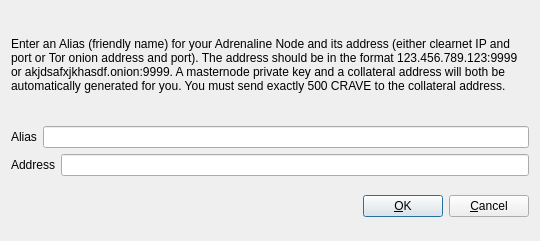
projectmemetic/pepecoin, file src/qt/forms/addeditadrenalinenode.ui: the form before one commit.
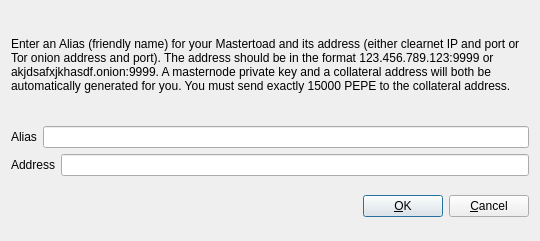
The form after the commit.

Commit message: Mastertoad branding

Patch:
```diff
--- a/src/qt/forms/addeditadrenalinenode.ui
+++ b/src/qt/forms/addeditadrenalinenode.ui
@@ -34,7 +34,7 @@
         </sizepolicy>
        </property>
        <property name="text">
-        <string>&lt;html&gt;&lt;head/&gt;&lt;body&gt;&lt;p&gt;Enter an Alias (friendly name) for your Adrenaline Node and its address (either clearnet IP and port or Tor onion address and port).  The address should be in the format 123.456.789.123:9999 or akjdsafxjkhasdf.onion:9999.  A masternode private key and a collateral address will both be automatically generated for you.  You must send exactly 500 CRAVE to the collateral address.&lt;/p&gt;&lt;/body&gt;&lt;/html&gt;</string>
+        <string>&lt;html&gt;&lt;head/&gt;&lt;body&gt;&lt;p&gt;Enter an Alias (friendly name) for your Mastertoad and its address (either clearnet IP and port or Tor onion address and port).  The address should be in the format 123.456.789.123:9999 or akjdsafxjkhasdf.onion:9999.  A masternode private key and a collateral address will both be automatically generated for you.  You must send exactly 15000 PEPE to the collateral address.&lt;/p&gt;&lt;/body&gt;&lt;/html&gt;</string>
        </property>
        <property name="wordWrap">
         <bool>true</bool>
```
Left out of the diff: 2 changed lines with no effect on the pictures. The commit also changes 2 other files.
